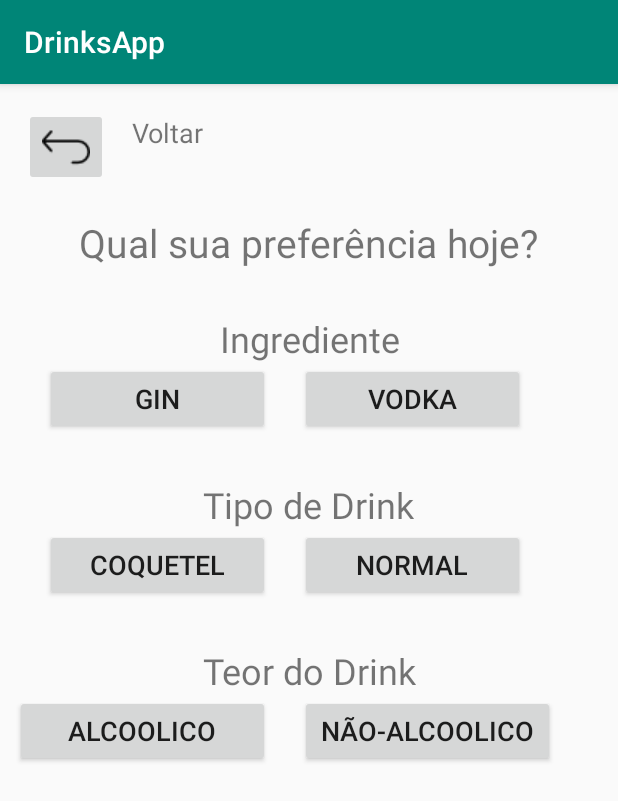
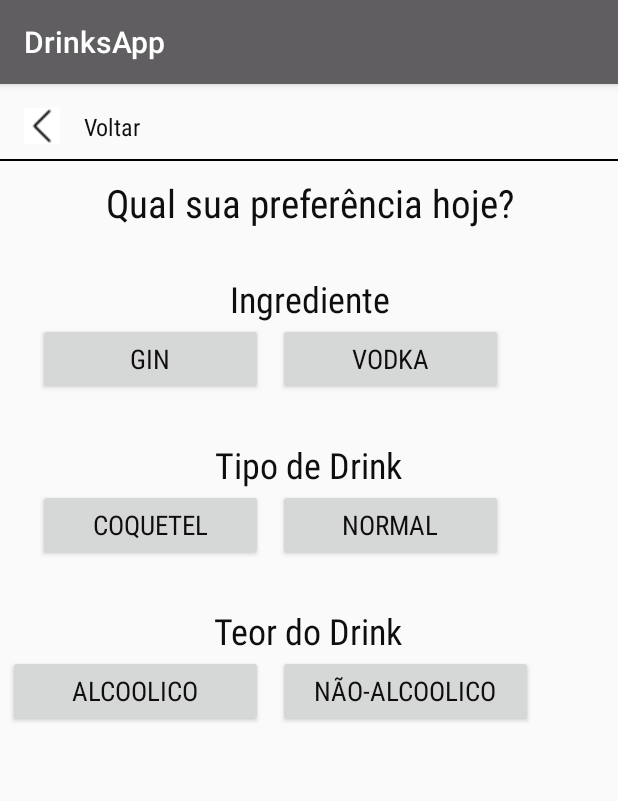
Before and after one commit to juumilani/DrinksApp, an Android app: the CategoriasActivity screen opened directly, with no data from a screen before it, on a phone screen of 412 x 824 dp. Shown: the top 801 px of the screen. Run offline under Robolectric (Android 15) with nearby library versions, the phone set to English and light mode, and no system bars.

Commit message:
algumas alterações no front

```diff
--- a/app/src/main/java/br/com/julia/drinksapp/lista_drinks/ListaDrinksActivity.kt
+++ b/app/src/main/java/br/com/julia/drinksapp/lista_drinks/ListaDrinksActivity.kt
@@ -23,7 +23,7 @@ class ListaDrinksActivity : AppCompatActivity(), ListaContract.View {
         val recebeIntent = getIntent()
         val drink = recebeIntent.getIntExtra("drink", -1)
 
-        val presenter : ListaContract.Presenter = ListaPresenter(this, MainActivity())
+        val presenter : ListaContract.Presenter = ListaPresenter(this)
         presenter.onLoadList(drink)
 
     }
--- a/app/src/main/java/br/com/julia/drinksapp/lista_drinks/ListaPresenter.kt
+++ b/app/src/main/java/br/com/julia/drinksapp/lista_drinks/ListaPresenter.kt
@@ -12,7 +12,7 @@ import retrofit2.Call
 import retrofit2.Callback
 import retrofit2.Response
 
-class ListaPresenter(val view: ListaDrinksActivity, val view2: MainActivity) : ListaContract.Presenter {
+class ListaPresenter(val view: ListaDrinksActivity) : ListaContract.Presenter {
 
     override fun onLoadList(drink: Int) {
 
--- a/app/src/main/res/layout/activity_categorias.xml
+++ b/app/src/main/res/layout/activity_categorias.xml
@@ -15,42 +15,48 @@
         android:orientation="horizontal">
 
         <ImageButton
-            android:id="@+id/btnBack"
-            android:layout_height="wrap_content"
-            android:layout_width="wrap_content"
-            android:layout_marginTop="16dp"
-            android:layout_marginStart="16dp"
-            android:layout_marginLeft="16dp"
-            android:src="@drawable/back"/>
+                android:id="@+id/btnBack"
+                android:layout_height="24dp"
+                android:layout_width="24dp"
+                android:layout_marginTop="16dp"
+                android:layout_marginStart="16dp"
+                android:layout_marginLeft="16dp"
+                android:src="@drawable/left_arrow"
+                android:background="@android:color/white"/>
 
         <TextView
             android:layout_height="wrap_content"
             android:layout_width="wrap_content"
             android:text="@string/voltar"
-            android:textSize="18sp"
-            android:layout_marginTop="20dp"
+            android:textSize="16sp"
+            android:textColor="@color/colorPrimaryDark"
+            android:fontFamily="sans-serif-condensed"
+            android:layout_marginTop="17dp"
             android:layout_marginLeft="16dp"
             android:layout_marginStart="16dp"/>
 
     </LinearLayout>
+
+    <View
+            android:layout_width="match_parent"
+            android:layout_height="1dp"
+            android:background="@android:color/black"
+            android:layout_marginTop="10dp"/>
 
     <TextView
             android:layout_width="wrap_content"
             android:layout_height="wrap_content"
             android:text="@string/preferencia"
             android:layout_gravity="center"
+            android:textColor="@color/colorPrimaryDark"
+            android:fontFamily="sans-serif-condensed"
             android:textSize="26sp"
             android:textAlignment="center"
-            android:layout_marginTop="20dp"/>
+            android:layout_marginTop="10dp"/>
 
     <TextView
-            android:layout_width="wrap_content"
-            android:layout_height="wrap_content"
-            android:text="@string/ingrediente"
-            android:layout_gravity="center"
-            android:textSize="24sp"
-            android:textAlignment="center"
-            android:layout_marginTop="30dp"/>
+            style="@style/CategoriaText"
+            android:text="@string/ingrediente"/>
 
     <LinearLayout
 
@@ -62,28 +68,27 @@
             android:id="@+id/btnGin"
             android:layout_height="wrap_content"
             android:layout_width="150dp"
+            android:textColor="@color/colorPrimaryDark"
+            android:fontFamily="sans-serif-condensed"
             android:text="@string/gin"
             android:textSize="18sp"
-            android:layout_marginLeft="30dp"/>
+            android:layout_marginLeft="25dp"/>
 
         <Button
                 android:id="@+id/btnVodka"
                 android:layout_height="wrap_content"
                 android:layout_width="150dp"
                 android:text="@string/vodka"
+                android:textColor="@color/colorPrimaryDark"
+                android:fontFamily="sans-serif-condensed"
                 android:textSize="18sp"
-                android:layout_marginLeft="20dp"/>
+                android:layout_marginLeft="10dp"/>
 
     </LinearLayout>
 
     <TextView
-            android:layout_width="wrap_content"
-            android:layout_height="wrap_content"
-            android:text="@string/tipo_drink"
-            android:layout_gravity="center"
-            android:textSize="24sp"
-            android:textAlignment="center"
-            android:layout_marginTop="30dp"/>
+            style="@style/CategoriaText"
+            android:text="@string/tipo_drink"/>
 
     <LinearLayout
 
@@ -95,29 +100,28 @@
                 android:id="@+id/btnCocktail"
                 android:layout_height="wrap_content"
                 android:layout_width="150dp"
+                android:textColor="@color/colorPrimaryDark"
+                android:fontFamily="sans-serif-condensed"
                 android:text="@string/coquetel"
                 android:textSize="18sp"
-                android:layout_marginLeft="30dp"/>
+                android:layout_marginLeft="25dp"/>
 
         <Button
                 android:id="@+id/btnOrdinary"
                 android:layout_height="wrap_content"
                 android:layout_width="150dp"
+                android:textColor="@color/colorPrimaryDark"
+                android:fontFamily="sans-serif-condensed"
                 android:text="@string/normal"
                 android:textSize="18sp"
-                android:layout_marginLeft="20dp"/>
+                android:layout_marginLeft="10dp"/>
 
     </LinearLayout>
 
 
     <TextView
-            android:layout_width="wrap_content"
-            android:layout_height="wrap_content"
-            android:text="@string/teor"
-            android:layout_gravity="center"
-            android:textSize="24sp"
-            android:textAlignment="center"
-            android:layout_marginTop="30dp"/>
+            style="@style/CategoriaText"
+            android:text="@string/teor"/>
 
     <LinearLayout
 
@@ -130,16 +134,21 @@
                 android:layout_height="wrap_content"
                 android:layout_width="170dp"
                 android:text="@string/alcoolico"
+                android:textColor="@color/colorPrimaryDark"
+                android:fontFamily="sans-serif-condensed"
                 android:textSize="18sp"
-                android:layout_marginLeft="10dp"/>
+                android:layout_marginLeft="5dp"/>
 
         <Button
                 android:id="@+id/btnNonAlcoholic"
                 android:layout_height="wrap_content"
                 android:layout_width="170dp"
+                android:textColor="@color/colorPrimaryDark"
+                android:fontFamily="sans-serif-condensed"
                 android:text="@string/nao_alcoolico"
                 android:textSize="18sp"
-                android:layout_marginLeft="20dp"/>
+                android:layout_marginLeft="10dp"
+                android:layout_marginRight="5dp"/>
 
     </LinearLayout>
 
--- a/app/src/main/res/layout/item_drinks.xml
+++ b/app/src/main/res/layout/item_drinks.xml
@@ -19,9 +19,11 @@
             android:id="@+id/nameDrink"
             android:layout_width="match_parent"
             android:layout_height="wrap_content"
-            android:textSize="14sp"
+            android:textSize="20sp"
             android:gravity="center_vertical"
             android:maxLines="3"
+            android:textColor="@color/colorPrimaryDark"
+            android:fontFamily="sans-serif-condensed"
             android:layout_marginTop="8dp"
             android:layout_marginBottom="8dp"
             android:layout_marginRight="16dp"
--- a/app/src/main/res/values/colors.xml
+++ b/app/src/main/res/values/colors.xml
@@ -1,8 +1,9 @@
 <?xml version="1.0" encoding="utf-8"?>
 <resources>
-    <color name="colorPrimary">#008577</color>
-    <color name="colorPrimaryDark">#00574B</color>
-    <color name="colorAccent">#D81B60</color>
+    <color name="colorPrimary">#605e61</color>
+    <color name="colorPrimaryDark">#0f0d10</color>
+    <color name="colorAccent">#efbddc</color>
     <color name="grey">#808080</color>
     <color name="red">#A00000</color>
+    <color name="white">#FFFFFF</color>
 </resources>
--- a/app/src/main/res/values/styles.xml
+++ b/app/src/main/res/values/styles.xml
@@ -8,4 +8,26 @@
         <item name="colorAccent">@color/colorAccent</item>
     </style>
 
+    <style name="MainButton">
+        <item name="android:layout_height">wrap_content</item>
+        <item name="android:layout_width">300dp</item>
+        <item name="android:layout_marginTop">24dp</item>
+        <item name="android:layout_gravity">center</item>
+        <item name="android:textSize">20sp</item>
+        <item name="android:fontFamily">sans-serif-condensed</item>
+    </style>
+
+    <style name="CategoriaText">
+        <item name="android:layout_width">wrap_content</item>
+        <item name="android:layout_height">wrap_content</item>
+        <item name="android:textSize">24sp</item>
+        <item name="android:textColor">@color/colorPrimaryDark</item>
+        <item name="android:fontFamily">sans-serif-condensed</item>
+        <item name="android:layout_marginTop">30dp</item>
+        <item name="android:layout_gravity">center</item>
+        <item name="android:textAlignment">center</item>
+
+    </style>
+
+
 </resources>
```
Also changed, not shown: app/src/main/java/br/com/julia/drinksapp/detalhes_drink/DetalhesDrinkActivity.kt (+4 -3 lines), app/src/main/res/layout/activity_detalhes_drink.xml (+8 -8 lines), app/src/main/res/layout/activity_main.xml (+8 -14 lines), app/src/main/res/drawable/cocktail.png (added), app/src/main/res/drawable/left_arrow.png (added).
